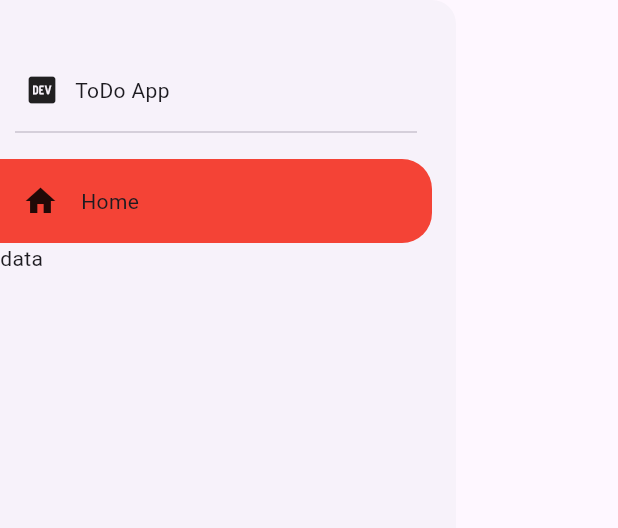
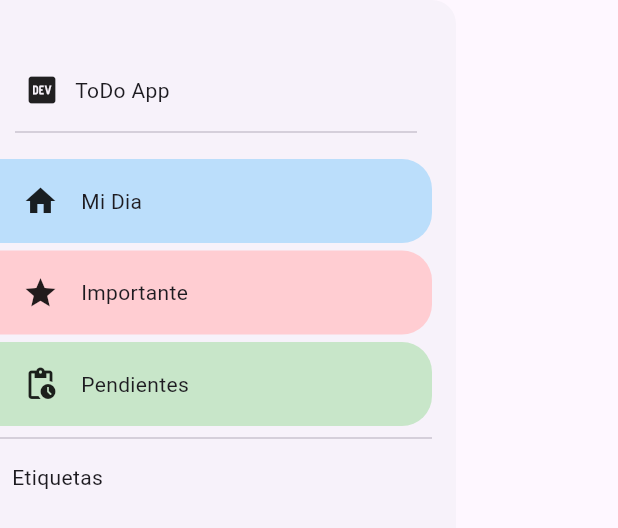
Before and after one commit to ZionitAdmin/todo_final, a Flutter app: the MyDrawer widget shown alone on an empty page, opened directly, on a phone screen of 412 x 824 dp. Shown: the top 528 px of the screen. Run offline on Flutter 3.47's test engine with Material 3 defaults, Android fonts, the phone set to English and light mode, and no system bars; our stand-ins replace go_router.

Commit message:
first commit

```diff
--- a/lib/widgets/sidebar.dart
+++ b/lib/widgets/sidebar.dart
@@ -12,14 +12,31 @@ class MyDrawer extends StatelessWidget {
     return Drawer(
         child: Padding(
       padding: EdgeInsets.only(top: topPadding, right: 16),
-      child: const Column(
+      child: Column(
         crossAxisAlignment: CrossAxisAlignment.start,
         children: [
-          _DrawerHeader(),
-          Divider(indent: 10, endIndent: 10),
-          SizedBox(height: 10),
-          DrawerItem(name: "Home"),
-          Text("data")
+          const _DrawerHeader(),
+          const Divider(indent: 10, endIndent: 10),
+          const SizedBox(height: 10),
+          DrawerItem(
+              name: "Mi Dia",
+              icon: const Icon(Icons.home),
+              bgColor: Colors.blue.shade100),
+          const SizedBox(height: 5),
+          DrawerItem(
+              name: "Importante",
+              icon: const Icon(Icons.star),
+              bgColor: Colors.red.shade100),
+          const SizedBox(height: 5),
+          DrawerItem(
+              name: "Pendientes",
+              icon: const Icon(Icons.pending_actions),
+              bgColor: Colors.green.shade100),
+          const Divider(),
+          const Padding(
+            padding: EdgeInsets.all(8.0),
+            child: Text("Etiquetas"),
+          )
         ],
       ),
     ));
@@ -29,28 +46,37 @@ class MyDrawer extends StatelessWidget {
 class DrawerItem extends StatelessWidget {
   final String name;
   final Widget? leading;
+  final Widget? icon;
+  final Color? bgColor;
   const DrawerItem({
     super.key,
     required this.name,
     this.leading,
+    this.icon,
+    this.bgColor = Colors.black12,
   });
 
   @override
   Widget build(BuildContext context) {
-    return Container(
+    return GestureDetector(
+      onTap: () {},
+      child: Container(
         width: double.maxFinite,
-      padding: const EdgeInsets.only(top: 16, bottom: 16, left: 15, right: 32),
-      decoration: const BoxDecoration(
-          color: Colors.red,
-          borderRadius: BorderRadius.only(
-              topRight: Radius.circular(20), bottomRight: Radius.circular(20))),
+        padding:
+            const EdgeInsets.only(top: 16, bottom: 16, left: 15, right: 32),
+        decoration: BoxDecoration(
+            color: bgColor,
+            borderRadius: const BorderRadius.only(
+                topRight: Radius.circular(20),
+                bottomRight: Radius.circular(20))),
         child: Row(
           children: [
-          const Icon(Icons.home),
+            if (icon != null) icon!,
             const SizedBox(width: 15),
             Expanded(child: Text(name)),
             if (leading != null) leading!
           ],
+        ),
       ),
     );
   }
```
Lines whose indentation alone changed are shown as unchanged.
